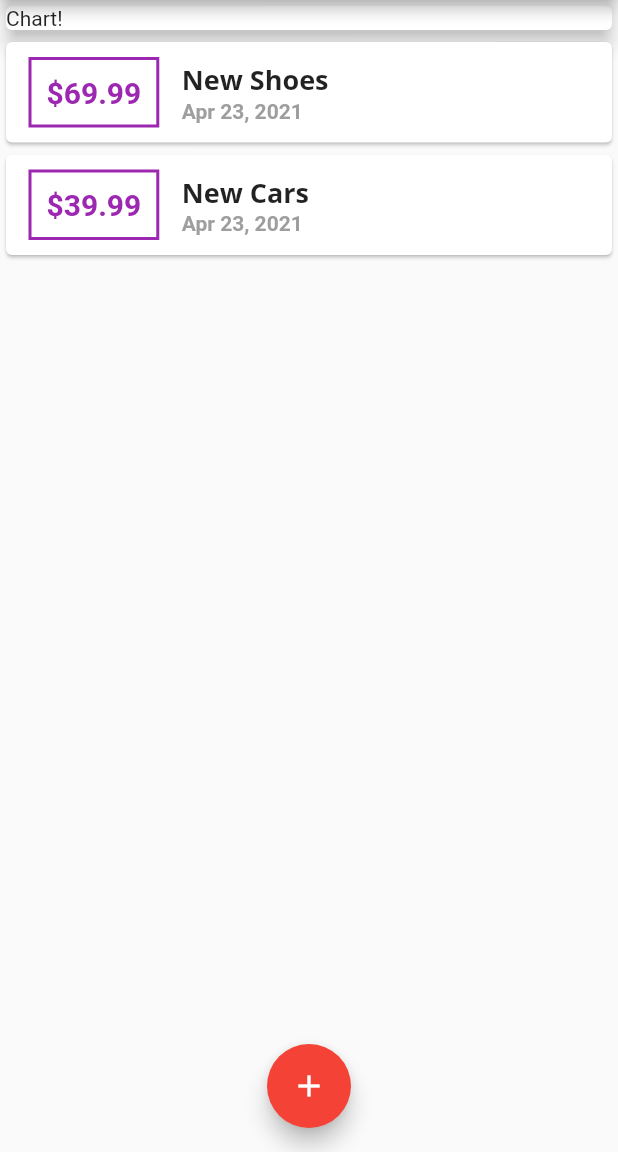
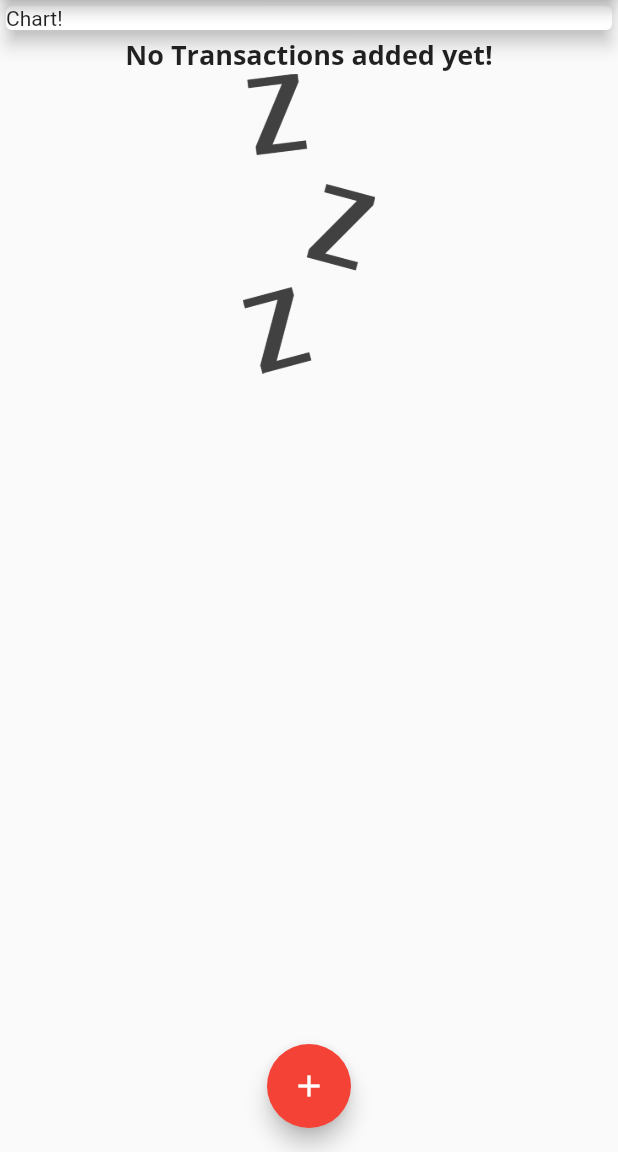
Before and after one commit to harrowmykel/Expense-Tracker-App---Demo-Flutter, a Flutter app: the screen it shows after launch, on a phone screen of 412 x 824 dp, the part 84-1236 px from its top. Run offline on Flutter 3.47's test engine with Material 2 defaults, Android fonts, the phone set to English and light mode, and no system bars.

```diff
--- a/lib/main.dart
+++ b/lib/main.dart
@@ -50,18 +50,18 @@ class MyHomePage extends StatefulWidget {
 
 class _MyHomePageState extends State<MyHomePage> {
   List<Transaction> _userTransactions = [
-    Transaction(
-      id: 't1',
-      title: 'New Shoes',
-      amount: 69.99,
-      date: DateTime.now(),
-    ),
-    Transaction(
-      id: 't2',
-      title: 'New Cars',
-      amount: 39.99,
-      date: DateTime.now(),
-    )
+    // Transaction(
+    //   id: 't1',
+    //   title: 'New Shoes',
+    //   amount: 69.99,
+    //   date: DateTime.now(),
+    // ),
+    // Transaction(
+    //   id: 't2',
+    //   title: 'New Cars',
+    //   amount: 39.99,
+    //   date: DateTime.now(),
+    // )
   ];
 
   void _startAddNewTransaction(BuildContext ctx) {
--- a/lib/widgets/transaction_list.dart
+++ b/lib/widgets/transaction_list.dart
@@ -11,8 +11,25 @@ class TransactionList extends StatelessWidget {
   Widget build(BuildContext context) {
     return Container(
       height: 300,
-      child: ListView.builder(
-        itemBuilder: (ctx, index){
+      child: _transactions.isEmpty
+          ? Column(
+              children: [
+                Text(
+                  'No Transactions added yet!',
+                  style: Theme.of(context).textTheme.title,
+                ),
+                Container(
+                  height: 200,
+                  //image is wrapped into container, so that it fits
+                  child: Image.asset(
+                    "assets/images/waiting.png",
+                    fit: BoxFit.cover,
+                  ),
+                ),
+              ],
+            )
+          : ListView.builder(
+              itemBuilder: (ctx, index) {
                 final Transaction tx = _transactions[index];
                 return Card(
                   child: Row(children: [
--- a/pubspec.yaml
+++ b/pubspec.yaml
@@ -46,8 +46,8 @@ flutter:
   uses-material-design: true
 
   # To add assets to your application, add an assets section, like this:
-  # assets:
-  #   - images/a_dot_burr.jpeg
+  assets:
+    - assets/images/waiting.png
   #   - images/a_dot_ham.jpeg
 
   # An image asset can refer to one or more resolution-specific "variants", see
```
Also changed, not shown: assets/images/waiting.png (added). Lines whose indentation alone changed are shown as unchanged.
